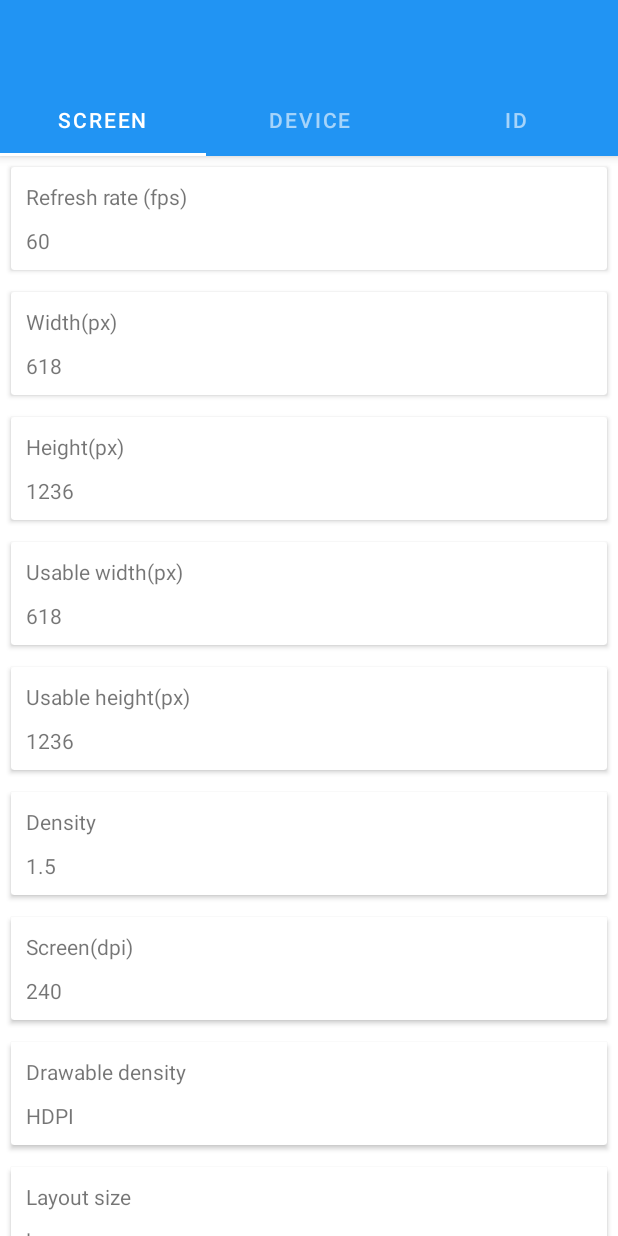
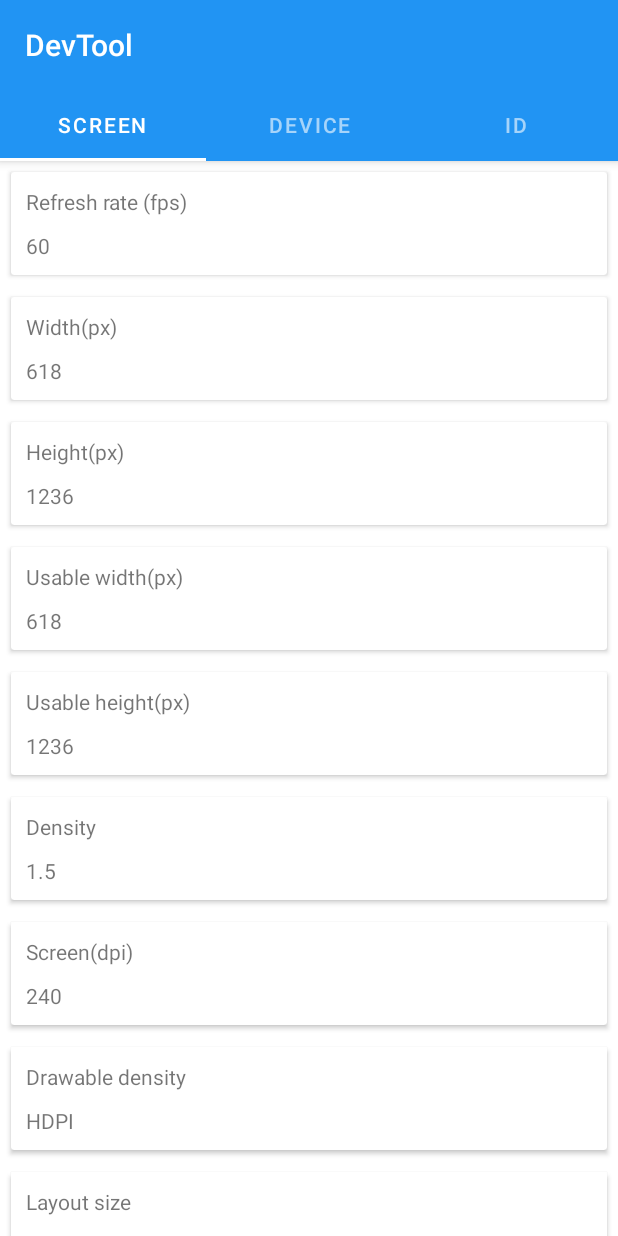
Before and after one commit to fantasy1022/DevelopmentTool, an Android app: the screen it shows after launch (MainActivity), on a phone screen of 412 x 824 dp. Run offline under Robolectric (Android 15) with nearby library versions, the phone set to English and light mode, and no system bars; our stand-ins replace Dagger/Hilt's generated code; 1 statement that could not run was skipped.

Commit message:
Add the app title

```diff
--- a/app/src/main/res/layout/activity_main.xml
+++ b/app/src/main/res/layout/activity_main.xml
@@ -17,27 +17,27 @@
         android:layout_height="wrap_content"
         android:theme="@style/AppTheme.AppBarOverlay">
 
-        <androidx.appcompat.widget.Toolbar
-            android:id="@+id/toolbar"
-            android:layout_width="0dp"
+        <!--        <androidx.appcompat.widget.Toolbar-->
+        <!--            android:id="@+id/toolbar"-->
+        <!--            android:layout_width="0dp"-->
+        <!--            android:layout_height="wrap_content"-->
+        <!--            android:background="?attr/colorPrimary"-->
+        <!--            android:minHeight="?attr/actionBarSize"-->
+        <!--            android:theme="?attr/actionBarTheme"-->
+        <!--            app:layout_scrollFlags="snap|scroll"-->
+        <!--            app:title="@string/app_name"-->
+        <!--            app:titleTextColor="@android:color/white" />-->
+
+        <TextView
+            android:id="@+id/title"
+            android:layout_width="wrap_content"
             android:layout_height="wrap_content"
-            android:background="?attr/colorPrimary"
-            android:minHeight="?attr/actionBarSize"
-            android:theme="?attr/actionBarTheme"
-            app:layout_scrollFlags="snap|scroll"
-            app:title="@string/app_name"
-            app:titleTextColor="@android:color/white" />
-
-        <!--        <TextView-->
-        <!--            android:id="@+id/title"-->
-        <!--            android:layout_width="wrap_content"-->
-        <!--            android:layout_height="wrap_content"-->
-        <!--            android:gravity="center"-->
-        <!--            android:minHeight="?actionBarSize"-->
-        <!--            android:padding="@dimen/appbar_padding"-->
-        <!--            android:text="@string/app_name"-->
-        <!--            android:textAppearance="@style/TextAppearance.Widget.AppCompat.Toolbar.Title"-->
-        <!--            app:layout_scrollFlags="snap|scroll" />-->
+            android:gravity="center"
+            android:minHeight="?actionBarSize"
+            android:padding="@dimen/appbar_padding"
+            android:text="@string/app_name"
+            android:textAppearance="@style/TextAppearance.Widget.AppCompat.Toolbar.Title"
+            app:layout_scrollFlags="snap|scroll" />
 
         <com.google.android.material.tabs.TabLayout
             android:id="@+id/tabs"
```
